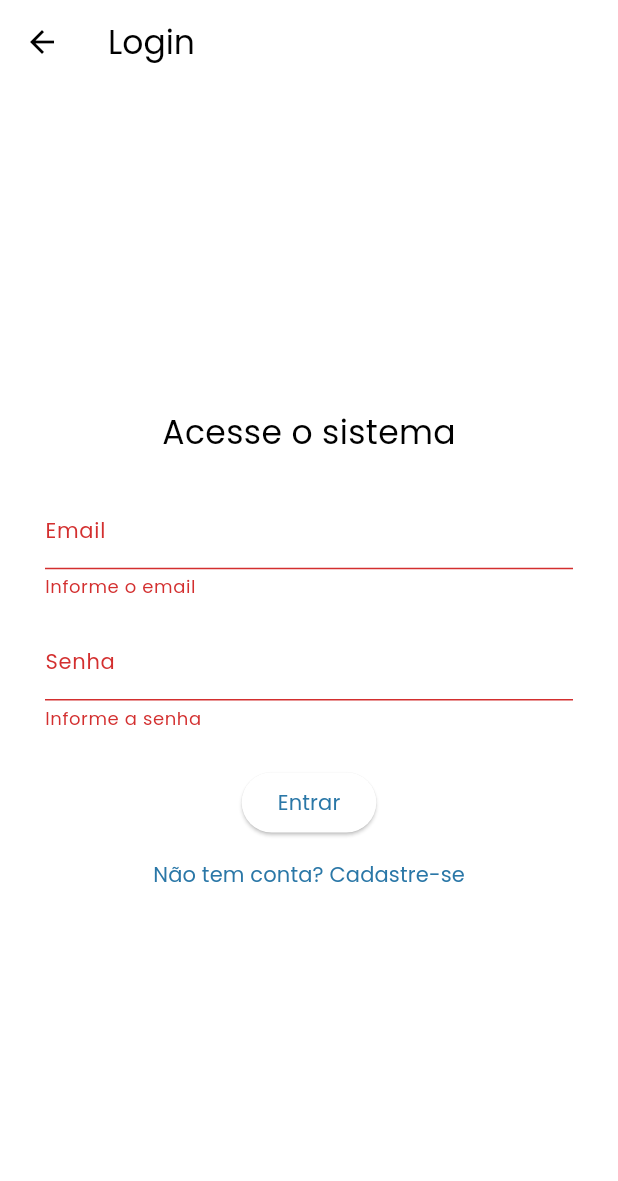
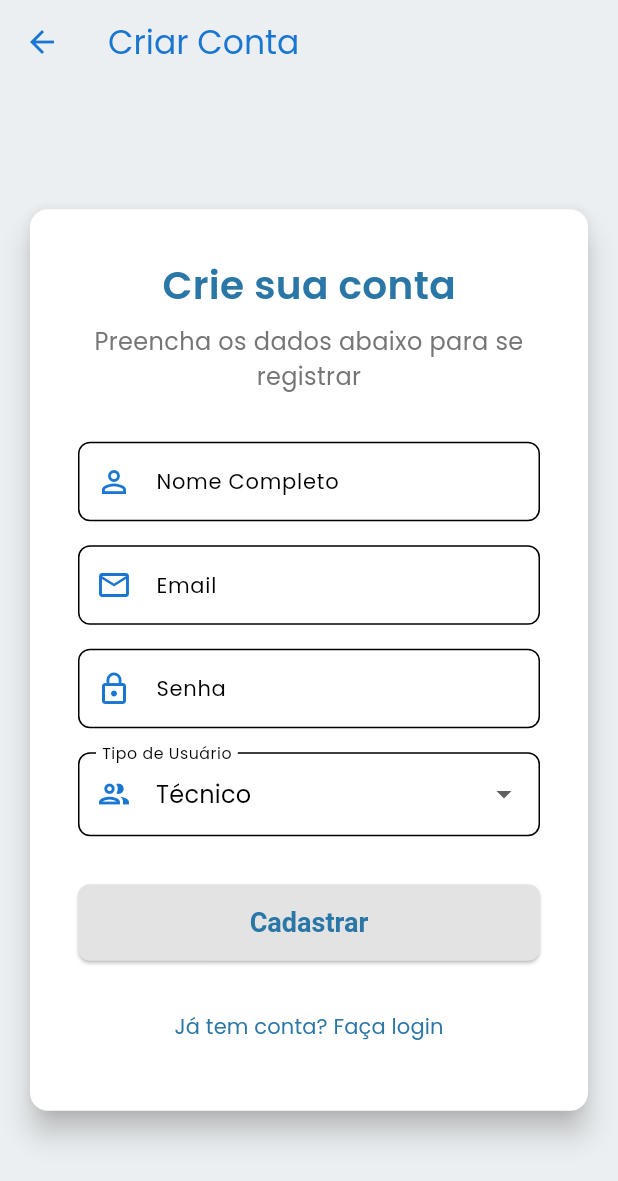
Before and after one commit to ProjetoGestaoInsumos/front_insumos, a Flutter app: the LoginPage screen opened by its route, after a tap on "Entrar", after a tap on "Não tem conta? Cadastre-se", on a phone screen of 412 x 824 dp. Shown: the top 1181 px of the screen. Run offline on Flutter 3.47's test engine with Material 3 defaults, Android fonts, the light colour scheme and no system bars; our stand-ins replace dio, flutter_bloc, flutter_secure_storage; accounts and stored records are empty.

Commit message:
feat: criado tela de cadastro de usuário e estilização do login.

```diff
--- a/lib/screens/auth/login_page.dart
+++ b/lib/screens/auth/login_page.dart
@@ -1,8 +1,8 @@
 import 'package:flutter/material.dart';
 import 'package:flutter_bloc/flutter_bloc.dart';
 import 'package:front_insumos/screens/auth/auth_bloc/auth_bloc.dart';
-import 'package:front_insumos/screens/auth/auth_bloc/auth_event.dart';
 import 'package:front_insumos/screens/auth/auth_bloc/auth_state.dart';
+import 'register_page.dart';
 
 class LoginPage extends StatefulWidget {
   const LoginPage({super.key});
@@ -21,17 +21,17 @@ class _LoginPageState extends State<LoginPage> {
   void _submit() {
     if (_formKey.currentState?.validate() ?? false) {
       setState(() => _errorMessage = null);
-      context.read<AuthBloc>().add(LoginEvent(
-            email: _emailController.text.trim(),
-            password: _passwordController.text,
-          ));
+      print(
+          'Tentativa de login com Email: ${_emailController.text.trim()}, Senha: ${_passwordController.text}');
+
+      Navigator.pushReplacementNamed(context, '/');
     }
   }
 
   @override
   Widget build(BuildContext context) {
     return Scaffold(
-      appBar: AppBar(title: const Text('Login')),
+      backgroundColor: Colors.blueGrey[50],
       body: BlocListener<AuthBloc, AuthState>(
         listener: (context, state) {
           if (state is AuthAuthenticated) {
@@ -41,52 +41,127 @@ class _LoginPageState extends State<LoginPage> {
           }
         },
         child: Center(
+          child: Card(
+            elevation: 8.0,
+            shape: RoundedRectangleBorder(
+              borderRadius: BorderRadius.circular(12.0),
+            ),
+            margin: const EdgeInsets.all(20.0),
             child: SizedBox(
               width: 400,
+              child: Padding(
+                padding: const EdgeInsets.all(32.0),
                 child: Form(
                   key: _formKey,
-              child: Padding(
-                padding: const EdgeInsets.all(24.0),
                   child: Column(
                     mainAxisSize: MainAxisSize.min,
                     children: [
-                    const Text('Acesse o sistema',
-                        style: TextStyle(fontSize: 22)),
-                    const SizedBox(height: 24),
+                      Text('Bem-vindo',
+                          style: TextStyle(
+                            fontSize: 26,
+                            fontWeight: FontWeight.bold,
+                            color: Theme.of(context).primaryColor,
+                          )),
+                      const SizedBox(height: 8),
+                      Text('Acesse o sistema de insumos',
+                          style:
+                              TextStyle(fontSize: 16, color: Colors.grey[600])),
+                      const SizedBox(height: 32),
                       if (_errorMessage != null)
-                      Text(
+                        Padding(
+                          padding: const EdgeInsets.only(bottom: 16.0),
+                          child: Text(
                             _errorMessage!,
-                        style: const TextStyle(color: Colors.red),
+                            style: const TextStyle(
+                                color: Colors.redAccent, fontSize: 14),
+                            textAlign: TextAlign.center,
+                          ),
                         ),
                       TextFormField(
                         controller: _emailController,
-                      decoration: const InputDecoration(labelText: 'Email'),
+                        decoration: InputDecoration(
+                          labelText: 'Email',
+                          hintText: 'seu.email@exemplo.com', // Placeholder
+                          prefixIcon: Icon(Icons.email_outlined,
+                              color: Theme.of(context).primaryColorDark),
+                          filled: true,
+                          fillColor: Colors.white,
+                          border: OutlineInputBorder(
+                            borderRadius: BorderRadius.circular(8.0),
+                            borderSide: BorderSide(color: Colors.grey[300]!),
+                          ),
+                          focusedBorder: OutlineInputBorder(
+                            borderRadius: BorderRadius.circular(8.0),
+                            borderSide: BorderSide(
+                                color: Theme.of(context).primaryColor,
+                                width: 2.0),
+                          ),
+                        ),
+                        keyboardType: TextInputType.emailAddress,
                         validator: (value) {
                           if (value == null || value.isEmpty)
                             return 'Informe o email';
-                        if (!value.contains('@')) return 'Email inválido';
+                          if (!RegExp(
+                                  r"^[a-zA-Z0-9.a-zA-Z0-9.!#$%&'*+-/=?^_`{|}~]+@[a-zA-Z0-9]+\.[a-zA-Z]+")
+                              .hasMatch(value)) return 'Email inválido';
                           return null;
                         },
                       ),
                       const SizedBox(height: 16),
                       TextFormField(
                         controller: _passwordController,
-                      decoration: const InputDecoration(labelText: 'Senha'),
+                        decoration: InputDecoration(
+                          labelText: 'Senha',
+                          hintText: 'Sua senha',
+                          prefixIcon: Icon(Icons.lock_outline,
+                              color: Theme.of(context).primaryColorDark),
+                          filled: true,
+                          fillColor: Colors.white,
+                          border: OutlineInputBorder(
+                            borderRadius: BorderRadius.circular(8.0),
+                            borderSide: BorderSide(color: Colors.grey[300]!),
+                          ),
+                          focusedBorder: OutlineInputBorder(
+                            borderRadius: BorderRadius.circular(8.0),
+                            borderSide: BorderSide(
+                                color: Theme.of(context).primaryColor,
+                                width: 2.0),
+                          ),
+                        ),
                         obscureText: true,
                         validator: (value) {
                           if (value == null || value.isEmpty)
                             return 'Informe a senha';
+
                           return null;
                         },
                       ),
-                    const SizedBox(height: 24),
+                      const SizedBox(height: 32),
                       ElevatedButton(
+                        style: ElevatedButton.styleFrom(
+                          backgroundColor: Color(0xFFE3E3E3),
+                          minimumSize:
+                              const Size(double.infinity, 50), // Botão largo
+                          padding: const EdgeInsets.symmetric(vertical: 15),
+                          shape: RoundedRectangleBorder(
+                            borderRadius: BorderRadius.circular(8.0),
+                          ),
+                          textStyle: const TextStyle(
+                              fontSize: 18, fontWeight: FontWeight.w600),
+                        ),
                         onPressed: _submit,
                         child: const Text('Entrar'),
                       ),
+                      const SizedBox(height: 20),
                       TextButton(
-                      onPressed: () =>
-                          Navigator.pushNamed(context, '/register'),
+                        onPressed: () {
+                          print("Navegar para registro");
+                          Navigator.push(
+                            context,
+                            MaterialPageRoute(
+                                builder: (context) => const RegisterPage()),
+                          );
+                        },
                         child: const Text('Não tem conta? Cadastre-se'),
                       )
                     ],
@@ -96,6 +171,14 @@ class _LoginPageState extends State<LoginPage> {
             ),
           ),
         ),
+      ),
     );
   }
+
+  @override
+  void dispose() {
+    _emailController.dispose();
+    _passwordController.dispose();
+    super.dispose();
   }
+}
--- a/lib/screens/auth/register_page.dart
+++ b/lib/screens/auth/register_page.dart
@@ -0,0 +1,265 @@
+import 'package:flutter/material.dart';
+
+class RegisterPage extends StatefulWidget {
+  const RegisterPage({super.key});
+
+  @override
+  State<RegisterPage> createState() => _RegisterPageState();
+}
+
+class _RegisterPageState extends State<RegisterPage> {
+  final _formKey = GlobalKey<FormState>();
+  final _nameController = TextEditingController();
+  final _emailController = TextEditingController();
+  final _passwordController = TextEditingController();
+  String _selectedUserType = 'technician'; // Default value
+  String? _errorMessage;
+
+  final List<Map<String, String>> _userTypes = [
+    {'value': 'technician', 'label': 'Técnico'},
+    {'value': 'teacher', 'label': 'Professor'},
+    {'value': 'admin', 'label': 'Administrador'},
+  ];
+
+  void _submitRegister() {
+    setState(() => _errorMessage = null);
+
+    if (_formKey.currentState?.validate() ?? false) {
+      print('Tentativa de Cadastro com:');
+      print('Nome: ${_nameController.text.trim()}');
+      print('Email: ${_emailController.text.trim()}');
+      print('Senha: ${_passwordController.text}');
+      print('Tipo de Usuário: $_selectedUserType');
+
+      ScaffoldMessenger.of(context).showSnackBar(
+        const SnackBar(
+            content: Text('Cadastro simulado com sucesso! Redirecionando...'),
+            duration: Duration(seconds: 2)),
+      );
+
+      Future.delayed(const Duration(seconds: 2), () {
+        if (mounted) {
+          Navigator.pop(context);
+        }
+      });
+    } else {}
+  }
+
+  @override
+  Widget build(BuildContext context) {
+    return Scaffold(
+      appBar: AppBar(
+        title: const Text('Criar Conta'),
+        elevation: 0,
+        backgroundColor: Colors.transparent,
+        foregroundColor: Theme.of(context).primaryColorDark,
+      ),
+      backgroundColor: Colors.blueGrey[50],
+      body: Center(
+        child: SingleChildScrollView(
+          child: Card(
+            elevation: 8.0,
+            shape: RoundedRectangleBorder(
+              borderRadius: BorderRadius.circular(12.0),
+            ),
+            margin:
+                const EdgeInsets.symmetric(horizontal: 20.0, vertical: 10.0),
+            child: SizedBox(
+              width: 450,
+              child: Padding(
+                padding: const EdgeInsets.all(32.0),
+                child: Form(
+                  key: _formKey,
+                  child: Column(
+                    mainAxisSize: MainAxisSize.min,
+                    children: [
+                      Text('Crie sua conta',
+                          style: TextStyle(
+                            fontSize: 26,
+                            fontWeight: FontWeight.bold,
+                            color: Theme.of(context).primaryColor,
+                          )),
+                      const SizedBox(height: 8),
+                      Text(
+                        'Preencha os dados abaixo para se registrar',
+                        style: TextStyle(fontSize: 16, color: Colors.grey[600]),
+                        textAlign: TextAlign.center,
+                      ),
+                      const SizedBox(height: 32),
+                      if (_errorMessage != null)
+                        Padding(
+                          padding: const EdgeInsets.only(bottom: 16.0),
+                          child: Text(
+                            _errorMessage!,
+                            style: const TextStyle(
+                                color: Colors.redAccent, fontSize: 14),
+                            textAlign: TextAlign.center,
+                          ),
+                        ),
+                      TextFormField(
+                        controller: _nameController,
+                        decoration: InputDecoration(
+                          labelText: 'Nome Completo',
+                          hintText: 'Seu nome',
+                          prefixIcon: Icon(Icons.person_outline,
+                              color: Theme.of(context).primaryColorDark),
+                          filled: true,
+                          fillColor: Colors.white,
+                          border: OutlineInputBorder(
+                            borderRadius: BorderRadius.circular(8.0),
+                            borderSide: BorderSide(color: Colors.grey[300]!),
+                          ),
+                          focusedBorder: OutlineInputBorder(
+                            borderRadius: BorderRadius.circular(8.0),
+                            borderSide: BorderSide(
+                                color: Theme.of(context).primaryColor,
+                                width: 2.0),
+                          ),
+                        ),
+                        validator: (value) {
+                          if (value == null || value.trim().isEmpty)
+                            return 'Informe o nome';
+                          return null;
+                        },
+                      ),
+                      const SizedBox(height: 16),
+                      TextFormField(
+                        controller: _emailController,
+                        decoration: InputDecoration(
+                          labelText: 'Email',
+                          hintText: 'seu.email@exemplo.com',
+                          prefixIcon: Icon(Icons.email_outlined,
+                              color: Theme.of(context).primaryColorDark),
+                          filled: true,
+                          fillColor: Colors.white,
+                          border: OutlineInputBorder(
+                            borderRadius: BorderRadius.circular(8.0),
+                            borderSide: BorderSide(color: Colors.grey[300]!),
+                          ),
+                          focusedBorder: OutlineInputBorder(
+                            borderRadius: BorderRadius.circular(8.0),
+                            borderSide: BorderSide(
+                                color: Theme.of(context).primaryColor,
+                                width: 2.0),
+                          ),
+                        ),
+                        keyboardType: TextInputType.emailAddress,
+                        validator: (value) {
+                          if (value == null || value.isEmpty)
+                            return 'Informe o email';
+                          if (!RegExp(
+                                  r"^[a-zA-Z0-9.a-zA-Z0-9.!#$%&'*+-/=?^_`{|}~]+@[a-zA-Z0-9]+\.[a-zA-Z]+")
+                              .hasMatch(value)) return 'Email inválido';
+                          return null;
+                        },
+                      ),
+                      const SizedBox(height: 16),
+                      TextFormField(
+                        controller: _passwordController,
+                        decoration: InputDecoration(
+                          labelText: 'Senha',
+                          hintText: 'Crie uma senha segura',
+                          prefixIcon: Icon(Icons.lock_outline,
+                              color: Theme.of(context).primaryColorDark),
+                          filled: true,
+                          fillColor: Colors.white,
+                          border: OutlineInputBorder(
+                            borderRadius: BorderRadius.circular(8.0),
+                            borderSide: BorderSide(color: Colors.grey[300]!),
+                          ),
+                          focusedBorder: OutlineInputBorder(
+                            borderRadius: BorderRadius.circular(8.0),
+                            borderSide: BorderSide(
+                                color: Theme.of(context).primaryColor,
+                                width: 2.0),
+                          ),
+                        ),
+                        obscureText: true,
+                        validator: (value) {
+                          if (value == null || value.isEmpty)
+                            return 'Informe a senha';
+                          if (value.length < 6)
+                            return 'Senha muito curta (mínimo 6 caracteres)';
+                          return null;
+                        },
+                      ),
+                      const SizedBox(height: 16),
+                      DropdownButtonFormField<String>(
+                        value: _selectedUserType,
+                        decoration: InputDecoration(
+                          labelText: 'Tipo de Usuário',
+                          prefixIcon: Icon(Icons.group_outlined,
+                              color: Theme.of(context).primaryColorDark),
+                          filled: true,
+                          fillColor: Colors.white,
+                          border: OutlineInputBorder(
+                            borderRadius: BorderRadius.circular(8.0),
+                            borderSide: BorderSide(color: Colors.grey[300]!),
+                          ),
+                          focusedBorder: OutlineInputBorder(
+                            borderRadius: BorderRadius.circular(8.0),
+                            borderSide: BorderSide(
+                                color: Theme.of(context).primaryColor,
+                                width: 2.0),
+                          ),
+                        ),
+                        items: _userTypes.map((type) {
+                          return DropdownMenuItem<String>(
+                            value: type['value'],
+                            child: Text(type['label']!),
+                          );
+                        }).toList(),
+                        onChanged: (value) {
+                          if (value != null) {
+                            setState(() {
+                              _selectedUserType = value;
+                            });
+                          }
+                        },
+                        validator: (value) {
+                          if (value == null)
+                            return 'Selecione o tipo de usuário';
+                          return null;
+                        },
+                      ),
+                      const SizedBox(height: 32),
+                      ElevatedButton(
+                        style: ElevatedButton.styleFrom(
+                          backgroundColor: Color(0xFFE3E3E3),
+                          minimumSize: const Size(double.infinity, 50),
+                          padding: const EdgeInsets.symmetric(vertical: 15),
+                          shape: RoundedRectangleBorder(
+                            borderRadius: BorderRadius.circular(8.0),
+                          ),
+                          textStyle: const TextStyle(
+                              fontSize: 18, fontWeight: FontWeight.w600),
+                        ),
+                        onPressed: _submitRegister,
+                        child: const Text('Cadastrar'),
+                      ),
+                      const SizedBox(height: 20),
+                      TextButton(
+                        onPressed: () {
+                          Navigator.pop(context);
+                        },
+                        child: const Text('Já tem conta? Faça login'),
+                      )
+                    ],
+                  ),
+                ),
+              ),
+            ),
+          ),
+        ),
+      ),
+    );
+  }
+
+  @override
+  void dispose() {
+    _nameController.dispose();
+    _emailController.dispose();
+    _passwordController.dispose();
+    super.dispose();
+  }
+}
```
Lines whose indentation alone changed are shown as unchanged.
